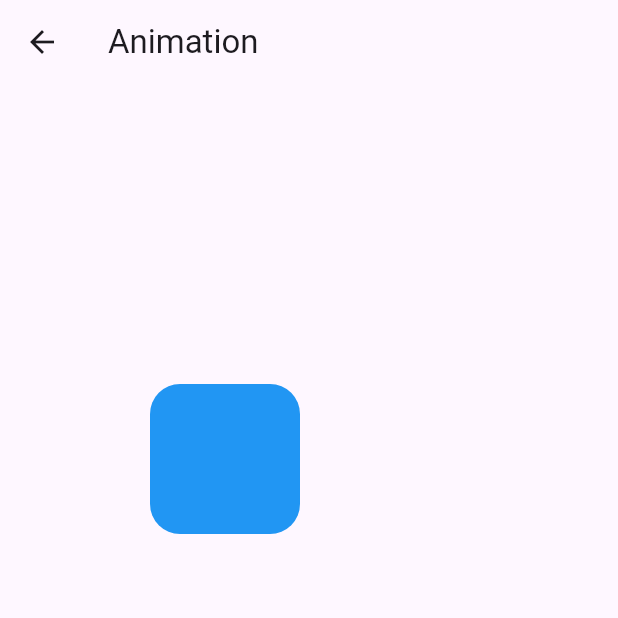
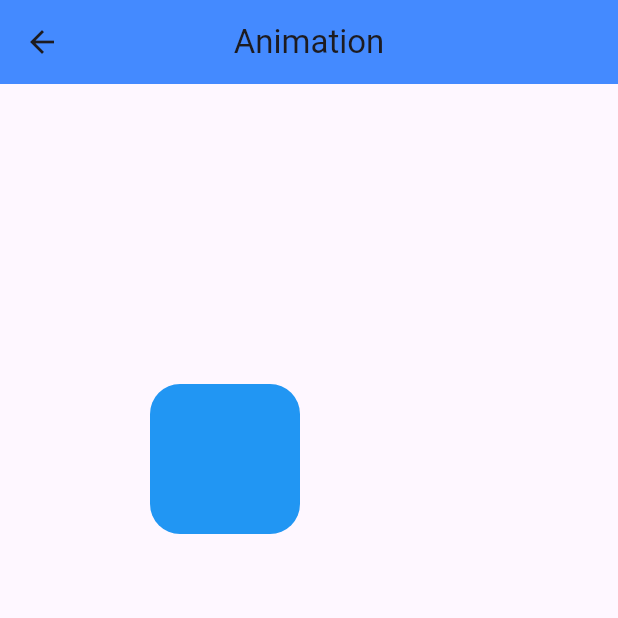
Before and after one commit to PMDM-Jaume-MoltoGallego/Multimedia, a Flutter app: the screen it shows after launch, after a tap on "Animation", on a phone screen of 412 x 824 dp, the top half of it. Run offline on Flutter 3.47's test engine with Material 3 defaults, Android fonts, the phone set to English and light mode, and no system bars; our stand-ins replace video_player.

Commit message:
Modificado el home_screen

```diff
--- a/lib/screens/animation_screen.dart
+++ b/lib/screens/animation_screen.dart
@@ -32,7 +32,9 @@ class _AnimationScreenState extends State<AnimationScreen> {
   @override
   Widget build(BuildContext context) {
     return Scaffold(
-      appBar: AppBar(title: Text('Animation')),
+      appBar: AppBar(title: Text('Animation'),
+        centerTitle: true,
+        backgroundColor: Colors.blueAccent,),
       body: Stack(
         children: [
           AnimatedPositioned(
--- a/lib/screens/home_screen.dart
+++ b/lib/screens/home_screen.dart
@@ -1,34 +1,61 @@
 import 'package:flutter/material.dart';
 import 'package:multimedia_app/screens/video_screen.dart';
-
-import 'animation_screen.dart';
+import 'package:multimedia_app/screens/animation_screen.dart';
 
 class HomeScreen extends StatelessWidget {
   @override
   Widget build(BuildContext context) {
     return Scaffold(
-      appBar: AppBar(title: Text("Multimedia App")),
-      body: Center(
+      appBar: AppBar(
+        title: Text("Multimedia App"),
+        centerTitle: true,
+        backgroundColor: Colors.blueAccent,
+      ),
+      body: Padding(
+        padding: const EdgeInsets.all(16.0),
+        child: GridView.count(
+          crossAxisCount: 2,
+          crossAxisSpacing: 16,
+          mainAxisSpacing: 16,
+          children: [
+            _buildCard(
+              context,
+              title: "Animation",
+              icon: Icons.animation,
+              color: Colors.orange,
+              screen: AnimationScreen(),
+            ),
+            _buildCard(
+              context,
+              title: "Video",
+              icon: Icons.video_library,
+              color: Colors.blue,
+              screen: VideoScreen(),
+            ),
+          ],
+        ),
+      ),
+    );
+  }
+
+  Widget _buildCard(BuildContext context,
+      {required String title, required IconData icon, required Color color, required Widget screen}) {
+    return GestureDetector(
+      onTap: () {
+        Navigator.push(context, MaterialPageRoute(builder: (context) => screen));
+      },
+      child: Card(
+        shape: RoundedRectangleBorder(borderRadius: BorderRadius.circular(16)),
+        elevation: 4,
+        color: color.withOpacity(0.8),
         child: Column(
           mainAxisAlignment: MainAxisAlignment.center,
           children: [
-            ElevatedButton(
-              onPressed: () {
-                Navigator.push(
-                  context,
-                  MaterialPageRoute(builder: (context) => AnimationScreen()),
-                );
-              },
-              child: Text("Animation"),
-            ),
-            ElevatedButton(
-              onPressed: () {
-                Navigator.push(
-                  context,
-                  MaterialPageRoute(builder: (context) => VideoScreen()),
-                );
-              },
-              child: Text("Video"),
+            Icon(icon, size: 50, color: Colors.white),
+            SizedBox(height: 10),
+            Text(
+              title,
+              style: TextStyle(color: Colors.white, fontSize: 18, fontWeight: FontWeight.bold),
             ),
           ],
         ),
--- a/lib/screens/video_screen.dart
+++ b/lib/screens/video_screen.dart
@@ -14,7 +14,7 @@ class _VideoScreenState extends State<VideoScreen> {
     super.initState();
     _controller = VideoPlayerController.asset('assets/video.mp4')
       ..initialize().then((_) {
-        setState(() {}); // Redibujar para mostrar el video una vez cargado
+        setState(() {});
       });
   }
 
@@ -27,7 +27,9 @@ class _VideoScreenState extends State<VideoScreen> {
   @override
   Widget build(BuildContext context) {
     return Scaffold(
-      appBar: AppBar(title: Text('Video Player')),
+      appBar: AppBar(title: Text('Video Player'),
+        centerTitle: true,
+        backgroundColor: Colors.blueAccent,),
       body: Center(
         child: _controller.value.isInitialized
             ? Column(
@@ -53,6 +55,7 @@ class _VideoScreenState extends State<VideoScreen> {
               onPressed: () {
                 setState(() {
                   _controller.value.isPlaying ? _controller.pause() : _controller.play();
+                  _controller.setLooping(true);
                 });
               },
             ),
```
Also changed, not shown: 2 other files.
